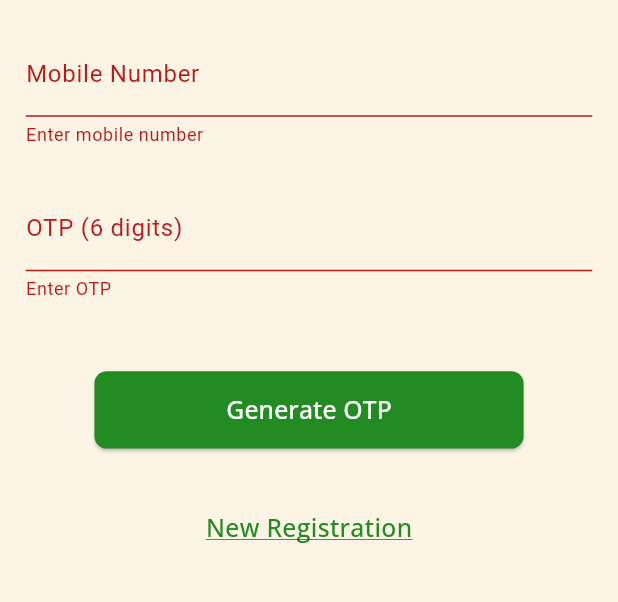
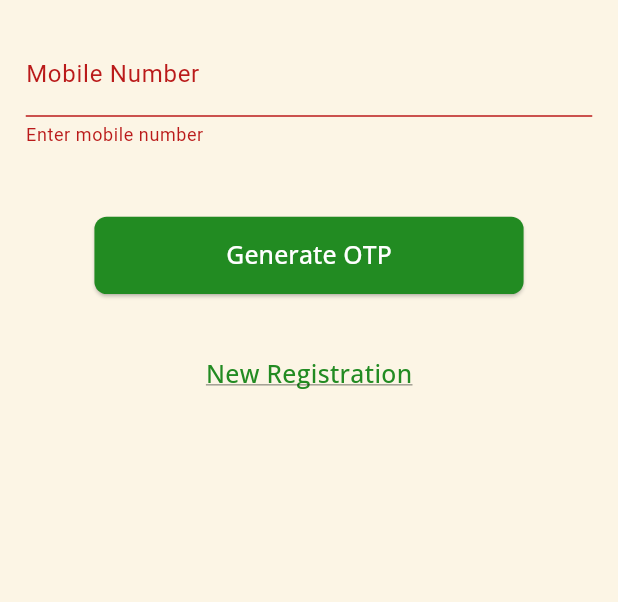
Before and after one commit to aawalimbe/mahagr-app, a Flutter app: the LoginPage screen opened directly, after a tap on "Generate OTP", on a phone screen of 412 x 824 dp, the part 324-926 px from its top. Run offline on Flutter 3.47's test engine with Material 3 defaults, Android fonts, the phone set to English and light mode, and no system bars; our stand-ins replace dio, file_picker, flutter_screenutil, google_nav_bar, share_plus, shared_preferences; missing offline and left inert: pdfx; accounts and stored records are empty; network calls fail.

Commit message:
login page changes

```diff
--- a/lib/pages/login_Page.dart
+++ b/lib/pages/login_Page.dart
@@ -1,4 +1,5 @@
 import 'package:flutter/material.dart';
+import 'package:flutter/services.dart';
 import 'package:flutter_screenutil/flutter_screenutil.dart';
 import 'package:forrest_department_gr_and_updatees_app/pages/home_page.dart';
 import 'package:forrest_department_gr_and_updatees_app/pages/registration.dart';
@@ -21,7 +22,7 @@ class _LoginPageState extends State<LoginPage> {
   final _otpController = TextEditingController();
 
   bool _isLoading = false;
-  final bool _obscureOTP = false;
+  bool _isOtpSend = false;
 
   @override
   void dispose() {
@@ -30,49 +31,30 @@ class _LoginPageState extends State<LoginPage> {
     super.dispose();
   }
 
-  Future<void> _login() async {
+  void _onButtonPressed() {
     if (!_formKey.currentState!.validate()) return;
+
+    if (!_isOtpSend) {
+      setState(() {
+        _isOtpSend = true;
+      });
+
+      ScaffoldMessenger.of(context).showSnackBar(
+        const SnackBar(content: Text('OTP sent to your mobile number')),
+      );
+      return;
+    }
 
     setState(() => _isLoading = true);
 
-    try {
-      print("=== LOGIN ATTEMPT ===");
-      print("Mobile: ${_mobileController.text.trim()}");
-      print("OTP: ${_otpController.text.trim()}");
-      print("API Base URL: ${ApiConfig.baseUrl}");
-      print("=====================");
+    Future.delayed(const Duration(seconds: 1), () {
+      setState(() => _isLoading = false);
 
-      // Temporarily pass mobile as email and otp as password
-      final response = await ApiService.loginUser(
-        email: _mobileController.text.trim(),
-        password: _otpController.text.trim(),
-      );
-
-      final status = response["status"];
-      final message = (response["message"] ?? "").toString();
-
-      final isSuccess =
-          status == true || status?.toString().toLowerCase() == "true";
-
-      if (isSuccess) {
       Navigator.pushReplacement(
         context,
         MaterialPageRoute(builder: (context) => const HomePage()),
       );
-      } else {
-        _showError(message.isNotEmpty ? message : "Login failed.");
-      }
-    } catch (e) {
-      _showError("Network error: $e");
-    } finally {
-      setState(() => _isLoading = false);
-    }
-  }
-
-  void _showError(String message) {
-    ScaffoldMessenger.of(
-      context,
-    ).showSnackBar(SnackBar(content: Text(message)));
+    });
   }
 
   @override
@@ -102,6 +84,10 @@ class _LoginPageState extends State<LoginPage> {
                         controller: _mobileController,
                         keyboardType: TextInputType.phone,
                         style: AppTextStyles.regular(16.sp),
+                        inputFormatters: [
+                          FilteringTextInputFormatter.digitsOnly,
+                          LengthLimitingTextInputFormatter(10),
+                        ],
                         decoration: InputDecoration(
                           labelText: 'Mobile Number',
                           enabledBorder: OutlineInputBorder(
@@ -123,10 +109,8 @@ class _LoginPageState extends State<LoginPage> {
                             return "Enter mobile number";
                           }
 
-                          final v = value.trim();
-
                           // Must be exactly 10 digits
-                          if (!RegExp(r'^[0-9]{10}$').hasMatch(v)) {
+                          if (!RegExp(r'^[0-9]{10}$').hasMatch(value.trim())) {
                             return "Enter valid 10-digit mobile number";
                           }
 
@@ -135,9 +119,10 @@ class _LoginPageState extends State<LoginPage> {
                       ),
                     ),
 
+                    // OTP FIELD
+                    if (_isOtpSend) ...[
                       SizedBox(height: 20.h),
 
-                    // OTP FIELD
                       SizedBox(
                         height: 80.h,
                         child: TextFormField(
@@ -164,6 +149,7 @@ class _LoginPageState extends State<LoginPage> {
                             ),
                           ),
                           validator: (value) {
+                            if (!_isOtpSend) return null;
                             if (value == null || value.isEmpty) {
                               return "Enter OTP";
                             }
@@ -174,6 +160,7 @@ class _LoginPageState extends State<LoginPage> {
                           },
                         ),
                       ),
+                    ],
 
                     SizedBox(height: 40.h),
 
@@ -182,7 +169,7 @@ class _LoginPageState extends State<LoginPage> {
                       width: 250.w,
                       height: 50.h,
                       child: ElevatedButton(
-                        onPressed: _login,
+                        onPressed: _isLoading ? null : _onButtonPressed,
                         style: ElevatedButton.styleFrom(
                           backgroundColor: AppColors.primaryColor,
                           foregroundColor: AppColors.textOnDark,
@@ -196,7 +183,7 @@ class _LoginPageState extends State<LoginPage> {
                                   color: AppColors.textOnDark,
                                 )
                                 : Text(
-                                  'Generate OTP',
+                                  _isOtpSend ? 'Login' : 'Generate OTP',
                                   style: AppTextStyles.medium(16.sp),
                                 ),
                       ),
```
Lines whose indentation alone changed are shown as unchanged.
